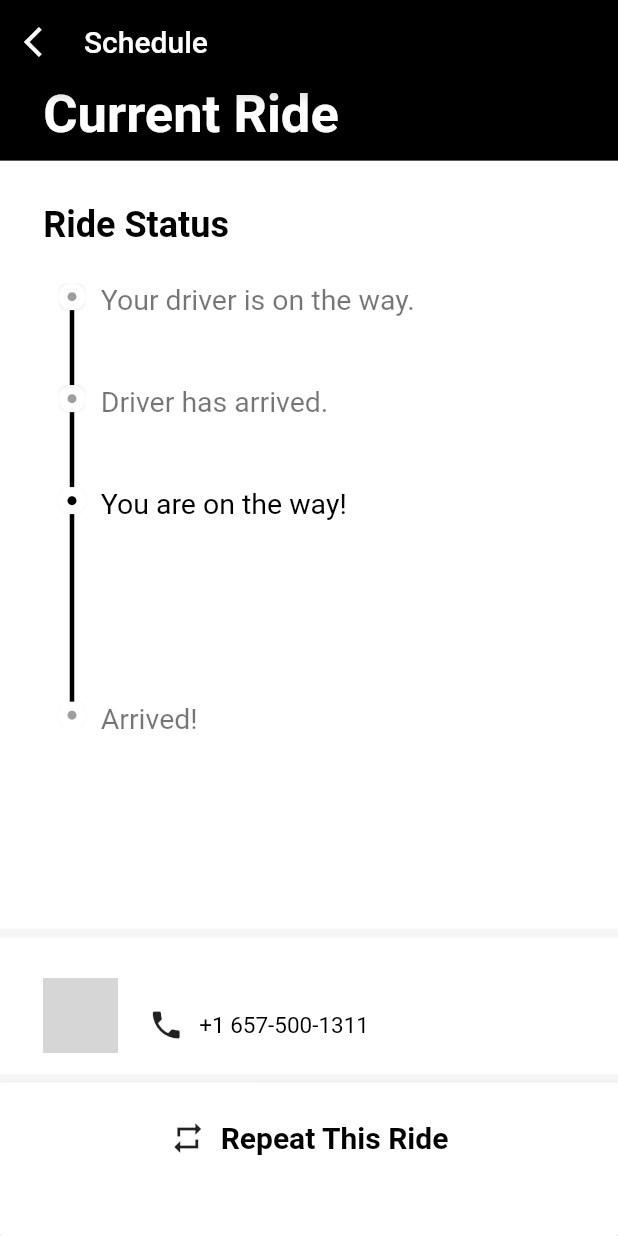
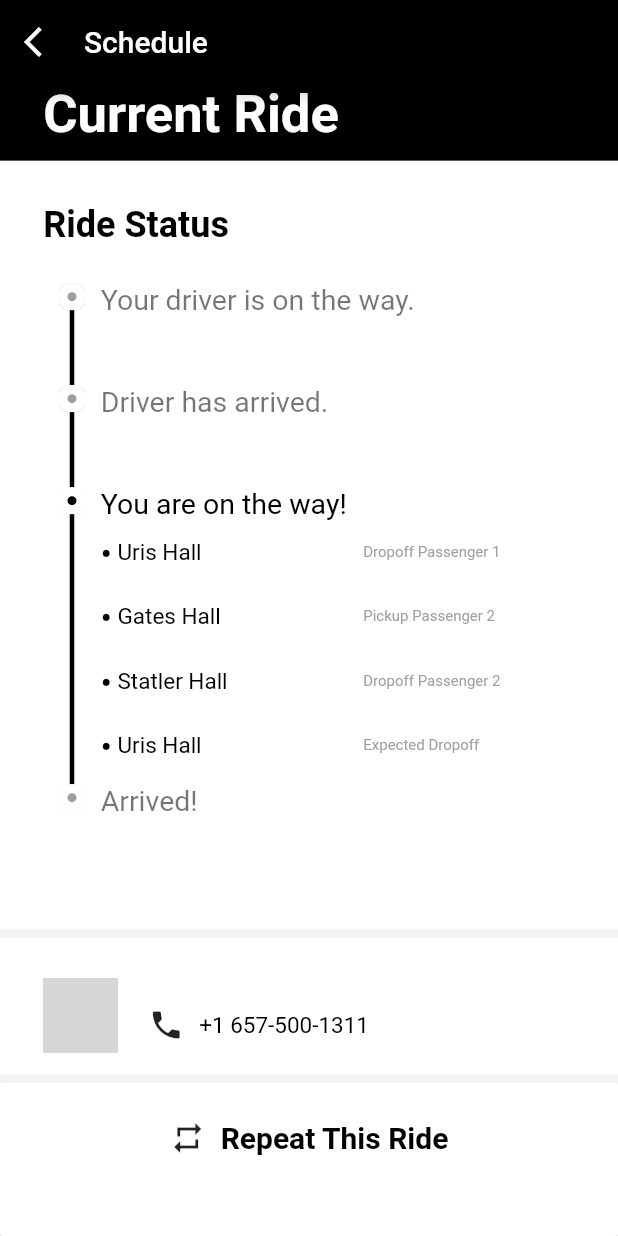
Before and after one commit to cornell-dti/carriage-rider, a Flutter app: the Current screen opened directly, on a phone screen of 412 x 824 dp. Run offline on Flutter 3.47's test engine with Material 2 defaults, Android fonts, the phone set to English and light mode, and no system bars; our stand-ins replace google_sign_in; accounts and stored records are empty; network calls fail; Roboto replaces fonts that are missing (SFPro, regular); grey boxes are pictures that could not be loaded.

Commit message:
added dropOff/pickOff layout info

```diff
--- a/lib/Current.dart
+++ b/lib/Current.dart
@@ -314,7 +314,7 @@ class Current extends StatelessWidget {
               ),
               Container(
                 width: 3,
-                height: 125,
+                height: 180,
                 decoration: new BoxDecoration(
                   color: Colors.black,
                   shape: BoxShape.rectangle,
@@ -336,15 +336,8 @@ class Current extends StatelessWidget {
                       fontFamily: "regular",
                       fontSize: 19,
                       color: Colors.black)),
-              Row(
-                children: <Widget>[
-                  Container(
-                      child: Column(
-                    mainAxisAlignment: MainAxisAlignment.start,
-                    crossAxisAlignment: CrossAxisAlignment.start,
-                    children: <Widget>[],
-                  )),
-                ],
+              Column(
+                children: <Widget>[RideStatus()],
               )
             ],
           ),
@@ -469,13 +462,52 @@ class _RideStatusState extends State<RideStatus> {
                   fontFamily: 'SFPro',
                   fontWeight: FontWeight.bold),
             ),
-            SizedBox(width: 2),
+            SizedBox(width: 4),
             Expanded(
               child: Text(
                 textCenter,
                 style: TextStyle(
-                  fontSize: 17,
-                  color: Theme.of(context).accentColor,
+                  fontSize: 15,
+                  color: Colors.black,
+                ),
+              ),
+            ),
+            SizedBox(width: 10),
+            Expanded(
+              child: Text(
+                textEnd,
+                style: TextStyle(
+                  fontSize: 10,
+                  color: Colors.grey,
+                ),
+              ),
+            )
+          ],
+        ));
+  }
+
+  Widget timeRow(BuildContext context, String textLocation, String textTime) {
+    return Padding(
+        padding: EdgeInsets.only(top: 10, bottom: 10),
+        child: Row(
+          children: <Widget>[
+            SizedBox(width: 4),
+            Expanded(
+              child: Text(
+                textLocation,
+                style: TextStyle(
+                  fontSize: 10,
+                  color: Colors.grey,
+                ),
+              ),
+            ),
+            SizedBox(width: 10),
+            Expanded(
+              child: Text(
+                textTime,
+                style: TextStyle(
+                  fontSize: 10,
+                  color: Colors.grey,
                 ),
               ),
             )
@@ -495,27 +527,26 @@ class _RideStatusState extends State<RideStatus> {
     tempText.add("Pickup Passenger 2");
     tempText.add("Dropoff Passenger 2");
     tempText.add("Expected Dropoff");
+    final List<String> locText = new List();
+    locText.add("109 Tower Rd, Ithaca, NY 14850");
+    locText.add("107 Hoy Rd, Ithaca, NY 14853");
+    locText.add("7 East Ave, Ithaca, NY 14853");
+    locText.add("109 Tower Rd, Ithaca, NY 14850");
+    final List<String> timeText = new List();
+    timeText.add("3:20 PM");
+    timeText.add("3:15 PM");
+    timeText.add("ETA 3:18 PM");
+    timeText.add("ETA 3:19 PM");
 
     return Container(
         decoration: BoxDecoration(
           color: Colors.white,
-          borderRadius: BorderRadius.circular(3),
-          boxShadow: [
-            BoxShadow(
-                color: Color.fromARGB(15, 0, 0, 0),
-                offset: Offset(0, 4.0),
-                blurRadius: 10.0,
-                spreadRadius: 1.0)
-          ],
         ),
         child: Padding(
-            padding: EdgeInsets.only(top: 24, left: 16, right: 16),
+            padding: EdgeInsets.only(right: 16),
             child: Column(
               crossAxisAlignment: CrossAxisAlignment.start,
               children: <Widget>[
-                Text('Account Info',
-                    style:
-                        TextStyle(fontSize: 20, fontWeight: FontWeight.bold)),
                 ListView.separated(
                     padding: EdgeInsets.all(0),
                     shrinkWrap: true,
@@ -525,7 +556,7 @@ class _RideStatusState extends State<RideStatus> {
                       return infoRow(context, text[index], tempText[index]);
                     },
                     separatorBuilder: (BuildContext context, int index) {
-                      return Divider(height: 0, color: Colors.black);
+                      return Divider(height: 0, color: Colors.white);
                     })
               ],
             )));
```
